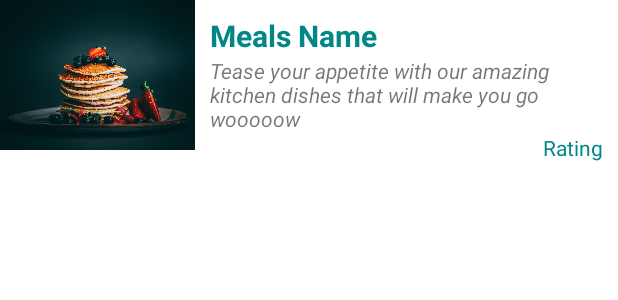
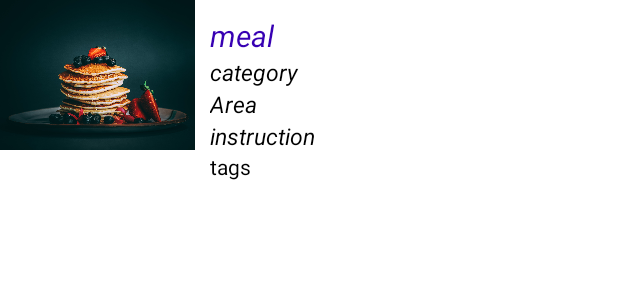
Before and after one commit to kabue-moringa/meal-App, an Android app: the layout meal_list_item.xml on its own in the app's theme, with its tools: preview values and no code run, on a phone screen of 412 x 824 dp. Shown: the top 300 px of the screen. Run offline under Robolectric (Android 15) with nearby library versions, the phone set to English and light mode, and no system bars.

Commit message:
implement new changes

```diff
--- a/app/build.gradle
+++ b/app/build.gradle
@@ -70,5 +70,7 @@ dependencies {
     apply plugin: 'com.google.gms.google-services'
 //    auth
     implementation 'com.google.firebase:firebase-auth'
-
+//      Parceler
+    implementation 'org.parceler:parceler-api:1.1.12'
+    annotationProcessor 'org.parceler:parceler:1.1.12'
 }
--- a/app/src/main/java/com/moringaschool/mealapp/Constants.java
+++ b/app/src/main/java/com/moringaschool/mealapp/Constants.java
@@ -3,7 +3,7 @@ package com.moringaschool.mealapp;
 public class Constants {
     public static final String FIREBASE_CHILD_SEARCHED_MEAL = "searchedMeal";
     public static final String PREFERENCES_LOCATION_KEY = "meal";
-    public static final String MEAL_BASE_URL = "http://www.themealdb.com/api/json/v1/1/";
+    public static final String MEAL_BASE_URL = "https://www.themealdb.com/";
 
     public static final String FIREBASE_QUERY_INDEX = "index" ;
 }
--- a/app/src/main/res/layout/activity_create_account.xml
+++ b/app/src/main/res/layout/activity_create_account.xml
@@ -77,9 +77,9 @@
             android:layout_height="wrap_content"
             android:padding="10dp"
             android:text="Sign up"
-            android:background="@color/purple_500"
+            android:background="@color/teal_700"
             android:layout_marginTop="15dp"
-            android:textColor="@color/purple_500" />
+            android:textColor="@color/teal_700" />
 
         <TextView
             android:layout_width="wrap_content"
--- a/app/src/main/res/layout/meal_list_item.xml
+++ b/app/src/main/res/layout/meal_list_item.xml
@@ -1,51 +1,69 @@
 <?xml version="1.0" encoding="utf-8"?>
-<LinearLayout xmlns:android="http://schemas.android.com/apk/res/android"
-    android:orientation="horizontal"
+<RelativeLayout xmlns:android="http://schemas.android.com/apk/res/android"
     android:layout_width="match_parent"
-    android:layout_height="match_parent">
+    android:layout_height="wrap_content"
+    android:orientation="horizontal">
 
     <ImageView
+        android:id="@+id/mealImageView"
         android:layout_width="130dp"
         android:layout_height="100dp"
-        android:id="@+id/mealImageView"
-        android:src="@drawable/waffles"
-        android:scaleType="centerCrop"/>
+        android:scaleType="centerCrop"
+        android:src="@drawable/waffles" />
 
     <LinearLayout
         android:orientation="vertical"
         android:layout_width="match_parent"
         android:background="#ffffff"
-        android:layout_height="match_parent"
-        android:padding="10dp">
+        android:layout_height="wrap_content"
+        android:padding="10dp"
+        android:layout_toRightOf="@+id/mealImageView"
+        android:layout_toEndOf="@id/mealImageView">
 
         <TextView
             android:layout_width="wrap_content"
             android:layout_height="wrap_content"
-            android:id="@+id/mealNameTextView"
+            android:id="@+id/mealTextView"
             android:textSize="20dp"
-            android:textStyle="bold"
-            android:text="Meals Name"
-            android:textColor="@color/teal_700"/>
-
+            android:textStyle="italic"
+            android:text="meal"
+            android:textColor="@color/purple_700"/>
         <TextView
             android:layout_width="wrap_content"
             android:layout_height="wrap_content"
-            android:text="Tease your appetite with our amazing kitchen dishes that will make you go wooooow"
-            android:id="@+id/categoryTextView"
-            android:textStyle="italic"/>
-
+            android:text="category"
+            android:textStyle="italic"
+            android:textSize="15dp"
+            android:textColor="@color/black"
+            android:id="@+id/strCategoryTextView"/>
+        <TextView
+            android:layout_width="wrap_content"
+            android:layout_height="wrap_content"
+            android:id="@+id/strAreaTextView"
+            android:textSize="15dp"
+            android:textStyle="italic"
+            android:text="Area"
+            android:textColor="@color/black"/>
+        <TextView
+            android:layout_width="wrap_content"
+            android:layout_height="wrap_content"
+            android:id="@+id/strInstructionsTextView"
+            android:textSize="15dp"
+            android:textStyle="italic"
+            android:text="instruction"
+            android:textColor="@color/black"/>
+        <TextView
+            android:layout_width="wrap_content"
+            android:layout_height="wrap_content"
+            android:text="tags"
+            android:id="@+id/strTagsTextView"
+            android:layout_alignParentEnd="true"
+            android:layout_alignParentRight="true"
+            android:textColor="@color/black"/>
         <RelativeLayout
             android:layout_width="match_parent"
             android:layout_height="wrap_content">
 
-            <TextView
-                android:layout_width="wrap_content"
-                android:layout_height="wrap_content"
-                android:text="Rating"
-                android:id="@+id/ratingTextView"
-                android:layout_alignParentEnd="true"
-                android:layout_alignParentRight="true"
-                android:textColor="@color/teal_700"/>
         </RelativeLayout>
     </LinearLayout>
-</LinearLayout>
+</RelativeLayout>
```
Also changed, not shown: app/src/main/java/com/moringaschool/mealapp/MealListActivity.java (+21 -23 lines), app/src/main/java/com/moringaschool/mealapp/adapters/FirebasemealViewHolder.java (+1 -6 lines), app/src/main/java/com/moringaschool/mealapp/adapters/MealListAdapter.java (+36 -26 lines), app/src/main/java/com/moringaschool/mealapp/adapters/MealPagerAdapter.java (added, +39 -0 lines), app/src/main/java/com/moringaschool/mealapp/network/MealApi.java (+3 -7 lines), app/src/main/java/com/moringaschool/mealapp/ui/MealDetailActivity.java (+23 -0 lines), app/src/main/java/com/moringaschool/mealapp/ui/MealDetailFragment.java (+14 -31 lines).
